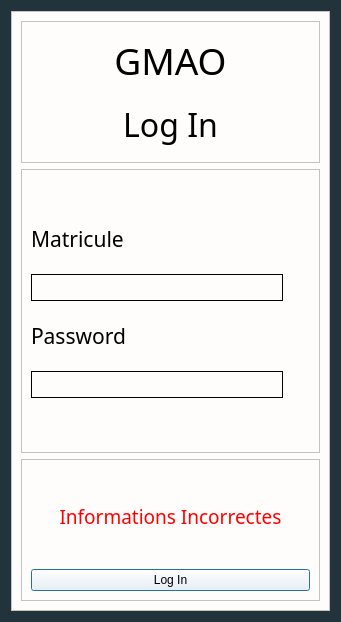
The window that Source/UI/LogIn.ui (ahmedhamila/GMAO) describes before a commit, drawn with Qt 5.
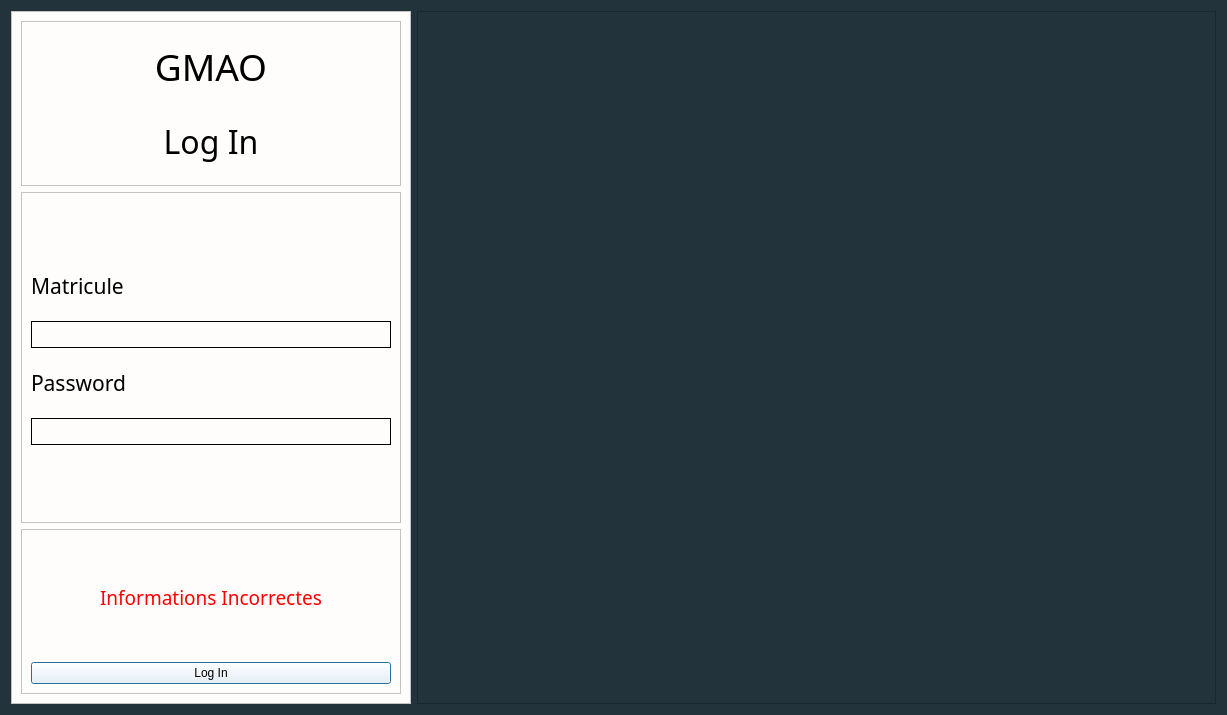
The same window after the commit. Icons and pictures are not drawn.

The edit to the form file:
```diff
--- a/Source/UI/LogIn.ui
+++ b/Source/UI/LogIn.ui
@@ -6,8 +6,8 @@
    <rect>
     <x>0</x>
     <y>0</y>
-    <width>341</width>
-    <height>622</height>
+    <width>1227</width>
+    <height>715</height>
    </rect>
   </property>
   <property name="windowTitle">
@@ -17,7 +17,7 @@
    <string notr="true">background-color : #22333B;
 </string>
   </property>
-  <layout class="QVBoxLayout" name="verticalLayout">
+  <layout class="QHBoxLayout" name="horizontalLayout" stretch="1,2">
    <item>
     <widget class="QFrame" name="frame">
      <property name="styleSheet">
@@ -133,18 +133,7 @@
            </property>
           </widget>
          </item>
-         <item row="3" column="0">
-          <widget class="QLineEdit" name="lineEdit_2">
-           <property name="styleSheet">
-            <string notr="true">width : 250px;height : 25px;
-border: 1px solid back;</string>
-           </property>
-           <property name="echoMode">
-            <enum>QLineEdit::Password</enum>
-           </property>
-          </widget>
-         </item>
-         <item row="1" column="0">
+         <item row="1" column="0" colspan="2">
           <widget class="QLineEdit" name="lineEdit">
            <property name="layoutDirection">
             <enum>Qt::LeftToRight</enum>
@@ -158,6 +147,17 @@
            </property>
           </widget>
          </item>
+         <item row="3" column="0" colspan="2">
+          <widget class="QLineEdit" name="lineEdit_2">
+           <property name="styleSheet">
+            <string notr="true">width : 250px;height : 25px;
+border: 1px solid back;</string>
+           </property>
+           <property name="echoMode">
+            <enum>QLineEdit::Password</enum>
+           </property>
+          </widget>
+         </item>
         </layout>
        </widget>
       </item>
@@ -221,6 +221,31 @@
      </layout>
     </widget>
    </item>
+   <item>
+    <widget class="QFrame" name="frame_5">
+     <property name="frameShape">
+      <enum>QFrame::StyledPanel</enum>
+     </property>
+     <property name="frameShadow">
+      <enum>QFrame::Raised</enum>
+     </property>
+     <layout class="QVBoxLayout" name="verticalLayout">
+      <item>
+       <widget class="QLabel" name="label_3">
+        <property name="text">
+         <string/>
+        </property>
+        <property name="pixmap">
+         <pixmap resource="../../../SourceCode/UI/icons.qrc">:/icons/two-colleagues-at-factory.jpg</pixmap>
+        </property>
+        <property name="scaledContents">
+         <bool>true</bool>
+        </property>
+       </widget>
+      </item>
+     </layout>
+    </widget>
+   </item>
   </layout>
  </widget>
  <resources/>
```
Left out of the diff: 4 changed lines with no effect on the pictures.
